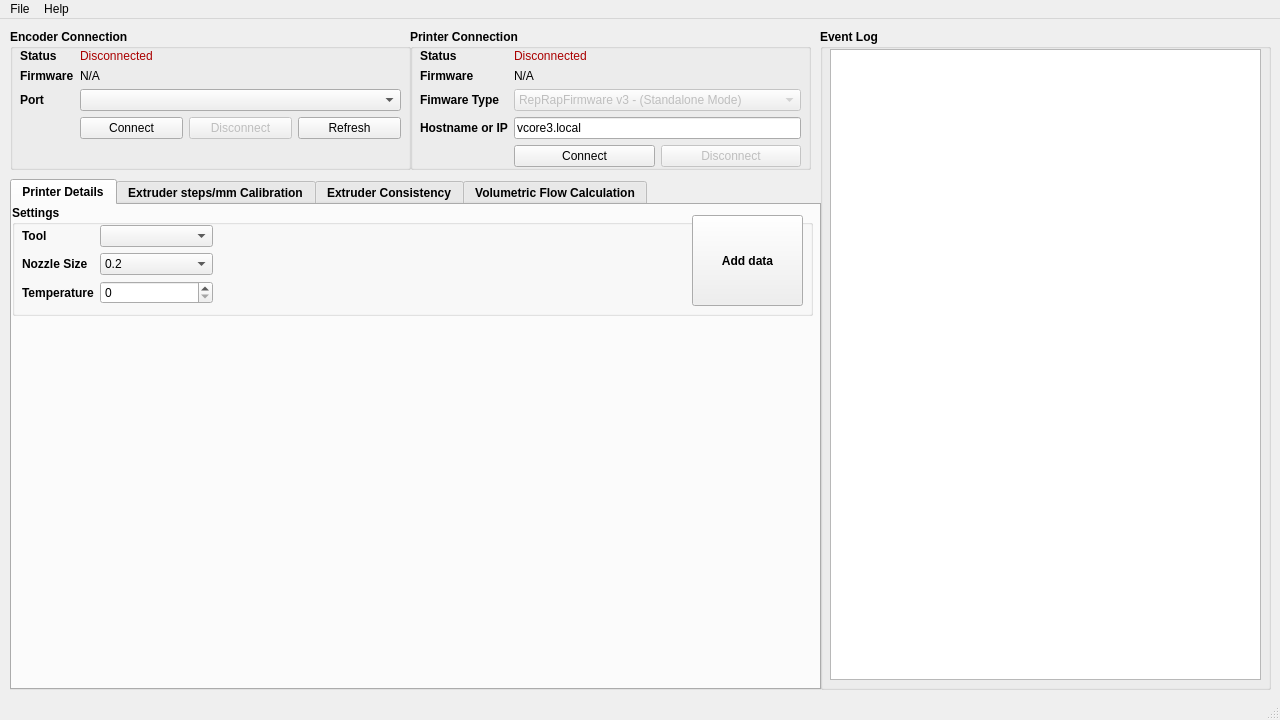
The window that nxencoder/resources/ui_mainwindow.ui (nexx/nxencoder-util) describes before a commit, drawn with Qt 5.
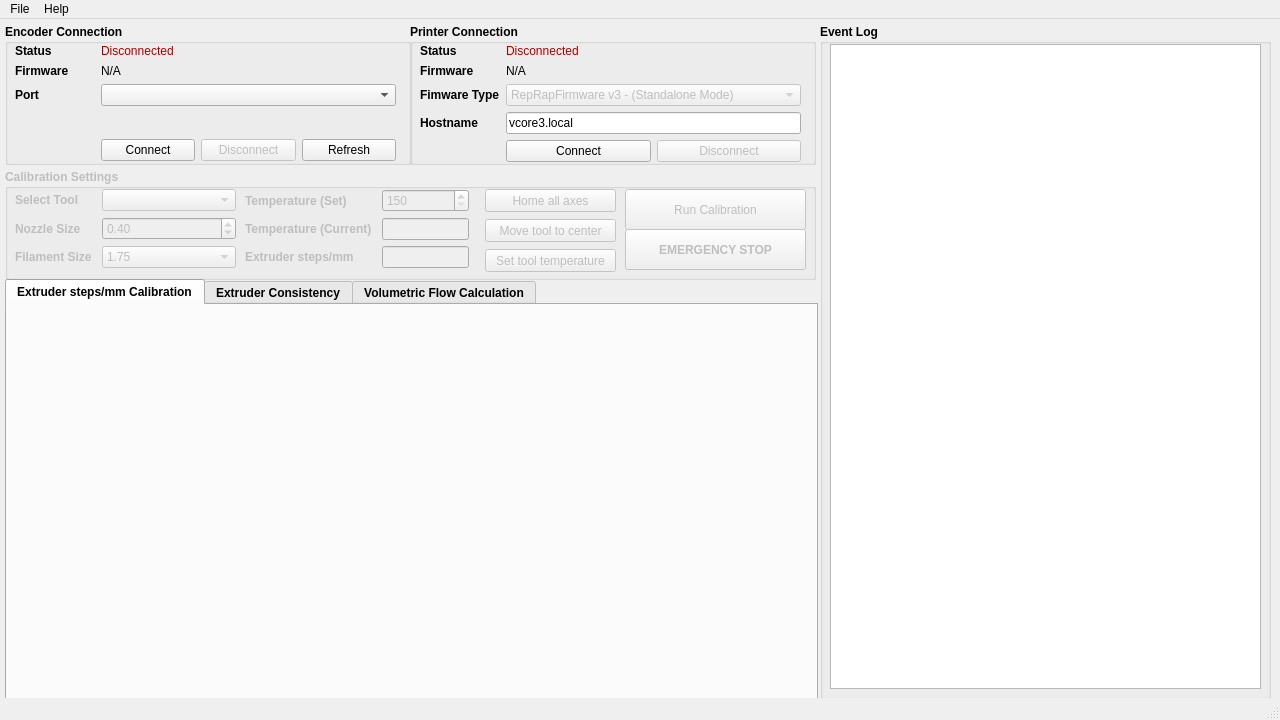
The same window after the commit. Custom widgets are drawn as their Qt base class.

What changed in the file:
```diff
--- a/nxencoder/resources/ui_mainwindow.ui
+++ b/nxencoder/resources/ui_mainwindow.ui
@@ -29,9 +29,9 @@
    <widget class="QGroupBox" name="groupbox_encoder">
     <property name="geometry">
      <rect>
-      <x>10</x>
-      <y>10</y>
-      <width>401</width>
+      <x>5</x>
+      <y>5</y>
+      <width>406</width>
       <height>141</height>
      </rect>
     </property>
@@ -54,6 +54,9 @@
       </rect>
      </property>
      <layout class="QFormLayout" name="layout_encoder">
+      <property name="horizontalSpacing">
+       <number>32</number>
+      </property>
       <item row="0" column="0">
        <widget class="QLabel" name="lbl_encoder_status_static">
         <property name="font">
@@ -137,8 +140,11 @@
       </item>
       <item row="3" column="1">
        <layout class="QHBoxLayout" name="layout_encoder_buttons">
-        <property name="bottomMargin">
-         <number>0</number>
+        <property name="spacing">
+         <number>6</number>
+        </property>
+        <property name="topMargin">
+         <number>27</number>
         </property>
         <item>
          <widget class="QPushButton" name="btn_encoder_connect">
@@ -200,8 +206,8 @@
     <property name="geometry">
      <rect>
       <x>410</x>
-      <y>10</y>
-      <width>401</width>
+      <y>5</y>
+      <width>406</width>
       <height>141</height>
      </rect>
     </property>
@@ -347,7 +353,7 @@
          </font>
         </property>
         <property name="text">
-         <string>Hostname or IP</string>
+         <string>Hostname</string>
         </property>
        </widget>
       </item>
@@ -413,9 +419,9 @@
     <property name="geometry">
      <rect>
       <x>820</x>
-      <y>10</y>
+      <y>5</y>
       <width>451</width>
-      <height>661</height>
+      <height>675</height>
      </rect>
     </property>
     <property name="font">
@@ -433,7 +439,7 @@
        <x>10</x>
        <y>20</y>
        <width>431</width>
-       <height>631</height>
+       <height>645</height>
       </rect>
      </property>
      <property name="font">
@@ -450,10 +456,10 @@
    <widget class="QTabWidget" name="tabMain">
     <property name="geometry">
      <rect>
-      <x>10</x>
-      <y>160</y>
-      <width>811</width>
-      <height>511</height>
+      <x>5</x>
+      <y>260</y>
+      <width>813</width>
+      <height>421</height>
      </rect>
     </property>
     <property name="font">
@@ -465,174 +471,6 @@
     <property name="currentIndex">
      <number>0</number>
     </property>
-    <widget class="QWidget" name="tab">
-     <attribute name="title">
-      <string>Printer Details</string>
-     </attribute>
-     <widget class="QGroupBox" name="groupbox_settings">
-      <property name="geometry">
-       <rect>
-        <x>0</x>
-        <y>0</y>
-        <width>801</width>
-        <height>111</height>
-       </rect>
-      </property>
-      <property name="font">
-       <font>
-        <weight>75</weight>
-        <bold>true</bold>
-       </font>
-      </property>
-      <property name="title">
-       <string>Settings</string>
-      </property>
-      <widget class="QWidget" name="formLayoutWidget_3">
-       <property name="geometry">
-        <rect>
-         <x>10</x>
-         <y>20</y>
-         <width>191</width>
-         <height>86</height>
-        </rect>
-       </property>
-       <layout class="QFormLayout" name="layout_vcal_options">
-        <item row="0" column="0">
-         <widget class="QLabel" name="label_vcal_tool">
-          <property name="text">
-           <string>Tool</string>
-          </property>
-         </widget>
-        </item>
-        <item row="0" column="1">
-         <widget class="QComboBox" name="settings_tool">
-          <property name="font">
-           <font>
-            <weight>50</weight>
-            <bold>false</bold>
-           </font>
-          </property>
-         </widget>
-        </item>
-        <item row="1" column="0">
-         <widget class="QLabel" name="label_vcal_nozzlesize">
-          <property name="text">
-           <string>Nozzle Size</string>
-          </property>
-         </widget>
-        </item>
-        <item row="2" column="0">
-         <widget class="QLabel" name="label_vcal_temperature">
-          <property name="text">
-           <string>Temperature</string>
-          </property>
-         </widget>
-        </item>
-        <item row="1" column="1">
-         <widget class="QComboBox" name="settings_nozzle">
-          <property name="font">
-           <font>
-            <weight>50</weight>
-            <bold>false</bold>
-           </font>
-          </property>
-          <property name="currentText">
-           <string>0.2</string>
-          </property>
-          <item>
-           <property name="text">
-            <string>0.2</string>
-           </property>
-          </item>
-          <item>
-           <property name="text">
-            <string>0.3</string>
-           </property>
-          </item>
-          <item>
-           <property name="text">
-            <string>0.4</string>
-           </property>
-          </item>
-          <item>
-           <property name="text">
-            <string>0.5</string>
-           </property>
-          </item>
-          <item>
-           <property name="text">
-            <string>0.6</string>
-           </property>
-          </item>
-          <item>
-           <property name="text">
-            <string>0.7</string>
-           </property>
-          </item>
-          <item>
-           <property name="text">
-            <string>0.8</string>
-           </property>
-          </item>
-          <item>
-           <property name="text">
-            <string>0.9</string>
-           </property>
-          </item>
-          <item>
-           <property name="text">
-            <string>1.0</string>
-           </property>
-          </item>
-          <item>
-           <property name="text">
-            <string>1.1</string>
-           </property>
-          </item>
-          <item>
-           <property name="text">
-            <string>1.2</string>
-           </property>
-          </item>
-          <item>
-           <property name="text">
-            <string>1.3</string>
-           </property>
-          </item>
-          <item>
-           <property name="text">
-            <string>1.4</string>
-           </property>
-          </item>
-         </widget>
-        </item>
-        <item row="2" column="1">
-         <widget class="QSpinBox" name="settings_temp">
-          <property name="font">
-           <font>
-            <weight>50</weight>
-            <bold>false</bold>
-           </font>
-          </property>
-         </widget>
-        </item>
-       </layout>
-      </widget>
-      <widget class="QPushButton" name="pushButton">
-       <property name="geometry">
-        <rect>
-         <x>680</x>
-         <y>10</y>
-         <width>111</width>
-         <height>91</height>
-        </rect>
-       </property>
-       <property name="text">
-        <string>Add data</string>
-       </property>
-      </widget>
-     </widget>
-    </widget>
     <widget class="QWidget" name="tab_2">
      <attribute name="title">
       <string>Extruder steps/mm Calibration</string>
@@ -659,6 +497,287 @@
      </widget>
     </widget>
    </widget>
+   <widget class="QGroupBox" name="groupbox_settings">
+    <property name="enabled">
+     <bool>false</bool>
+    </property>
+    <property name="geometry">
+     <rect>
+      <x>5</x>
+      <y>150</y>
+      <width>811</width>
+      <height>111</height>
+     </rect>
+    </property>
+    <property name="font">
+     <font>
+      <weight>75</weight>
+      <bold>true</bold>
+     </font>
+    </property>
+    <property name="title">
+     <string>Calibration Settings</string>
+    </property>
+    <widget class="QWidget" name="formLayoutWidget_4">
+     <property name="geometry">
+      <rect>
+       <x>10</x>
+       <y>20</y>
+       <width>221</width>
+       <height>81</height>
+      </rect>
+     </property>
+     <layout class="QFormLayout" name="layout_priner_settings">
+      <property name="horizontalSpacing">
+       <number>10</number>
+      </property>
+      <item row="0" column="0">
+       <widget class="QLabel" name="lbl_tool_static">
+        <property name="text">
+         <string>Select Tool</string>
+        </property>
+       </widget>
+      </item>
+      <item row="1" column="0">
+       <widget class="QLabel" name="lbl_tool_nozzle_static">
+        <property name="text">
+         <string>Nozzle Size</string>
+        </property>
+       </widget>
+      </item>
+      <item row="1" column="1">
+       <widget class="QDoubleSpinBox" name="dsbx_tool_nozzle">
+        <property name="font">
+         <font>
+          <weight>50</weight>
+          <bold>false</bold>
+         </font>
+        </property>
+        <property name="minimum">
+         <double>0.100000000000000</double>
+        </property>
+        <property name="maximum">
+         <double>1.600000000000000</double>
+        </property>
+        <property name="singleStep">
+         <double>0.100000000000000</double>
+        </property>
+        <property name="value">
+         <double>0.400000000000000</double>
+        </property>
+       </widget>
+      </item>
+      <item row="2" column="0">
+       <widget class="QLabel" name="lbl_tool_filament_static">
+        <property name="text">
+         <string>Filament Size</string>
+        </property>
+       </widget>
+      </item>
+      <item row="2" column="1">
+       <widget class="QComboBox" name="cbox_tool_filament">
+        <property name="font">
+         <font>
+          <weight>50</weight>
+          <bold>false</bold>
+         </font>
+        </property>
+        <item>
+         <property name="text">
+          <string>1.75</string>
+         </property>
+        </item>
+       </widget>
+      </item>
+      <item row="0" column="1">
+       <widget class="QComboBox" name="cbx_tool">
+        <property name="font">
+         <font>
+          <weight>50</weight>
+          <bold>false</bold>
+         </font>
+        </property>
+       </widget>
+      </item>
+     </layout>
+    </widget>
+    <widget class="QWidget" name="formLayoutWidget_5">
+     <property name="geometry">
+      <rect>
+       <x>240</x>
+       <y>20</y>
+       <width>224</width>
+       <height>81</height>
+      </rect>
+     </property>
+     <layout class="QFormLayout" name="layout_priner_status">
+      <property name="horizontalSpacing">
+       <number>10</number>
+      </property>
+      <item row="1" column="0">
+       <widget class="QLabel" name="lbl_tool_curtemp_static">
+        <property name="text">
+         <string>Temperature (Current)</string>
+        </property>
+       </widget>
+      </item>
+      <item row="2" column="0">
+       <widget class="QLabel" name="lbl_tool_curstep_static">
+        <property name="text">
+         <string>Extruder steps/mm</string>
+        </property>
+       </widget>
+      </item>
+      <item row="1" column="1">
+       <widget class="QLineEdit" name="txt_tool_curtemp">
+        <property name="font">
+         <font>
+          <weight>50</weight>
+          <bold>false</bold>
+         </font>
+        </property>
+        <property name="readOnly">
+         <bool>true</bool>
+        </property>
+       </widget>
+      </item>
+      <item row="2" column="1">
+       <widget class="QLineEdit" name="txt_tool_curstep">
+        <property name="font">
+         <font>
+          <weight>50</weight>
+          <bold>false</bold>
+         </font>
+        </property>
+        <property name="readOnly">
+         <bool>true</bool>
+        </property>
+       </widget>
+      </item>
+      <item row="0" column="0">
+       <widget class="QLabel" name="lbl_tool_temperature_static">
+        <property name="text">
+         <string>Temperature (Set)</string>
+        </property>
+       </widget>
+      </item>
+      <item row="0" column="1">
+       <widget class="QSpinBox" name="dsbx_tool_temp">
+        <property name="font">
+         <font>
+          <weight>50</weight>
+          <bold>false</bold>
+         </font>
+        </property>
+        <property name="minimum">
+         <number>150</number>
+        </property>
+        <property name="maximum">
+         <number>300</number>
+        </property>
+       </widget>
+      </item>
+     </layout>
+    </widget>
+    <widget class="QPushButton" name="btn_tool_home">
+     <property name="geometry">
+      <rect>
+       <x>480</x>
+       <y>20</y>
+       <width>131</width>
+       <height>23</height>
+      </rect>
+     </property>
+     <property name="font">
+      <font>
+       <weight>50</weight>
+       <bold>false</bold>
+      </font>
+     </property>
+     <property name="text">
+      <string>Home all axes</string>
+     </property>
+    </widget>
+    <widget class="QPushButton" name="btn_tool_center">
+     <property name="enabled">
+      <bool>false</bool>
+     </property>
+     <property name="geometry">
+      <rect>
+       <x>480</x>
+       <y>50</y>
+       <width>131</width>
+       <height>23</height>
+      </rect>
+     </property>
+     <property name="font">
+      <font>
+       <weight>50</weight>
+       <bold>false</bold>
+      </font>
+     </property>
+     <property name="text">
+      <string>Move tool to center</string>
+     </property>
+    </widget>
+    <widget class="QPushButton" name="btn_tool_heat">
+     <property name="enabled">
+      <bool>false</bool>
+     </property>
+     <property name="geometry">
+      <rect>
+       <x>480</x>
+       <y>80</y>
+       <width>131</width>
+       <height>23</height>
+      </rect>
+     </property>
+     <property name="font">
+      <font>
+       <weight>50</weight>
+       <bold>false</bold>
+      </font>
+     </property>
+     <property name="text">
+      <string>Set tool temperature</string>
+     </property>
+    </widget>
+    <widget class="QPushButton" name="btn_tool_run">
+     <property name="enabled">
+      <bool>false</bool>
+     </property>
+     <property name="geometry">
+      <rect>
+       <x>620</x>
+       <y>20</y>
+       <width>181</width>
+       <height>41</height>
+      </rect>
+     </property>
+     <property name="font">
+      <font>
+       <weight>50</weight>
+       <bold>false</bold>
+      </font>
+     </property>
+     <property name="text">
+      <string>Run Calibration</string>
+     </property>
+    </widget>
+    <widget class="QPushButton" name="btn_estop">
+     <property name="geometry">
+      <rect>
+       <x>620</x>
+       <y>60</y>
+       <width>181</width>
+       <height>41</height>
+      </rect>
+     </property>
+     <property name="text">
+      <string>EMERGENCY STOP</string>
+     </property>
+    </widget>
+   </widget>
   </widget>
   <widget class="QMenuBar" name="menubar">
    <property name="geometry">
```
Left out of the diff: 20 changed lines with no effect on the pictures.
